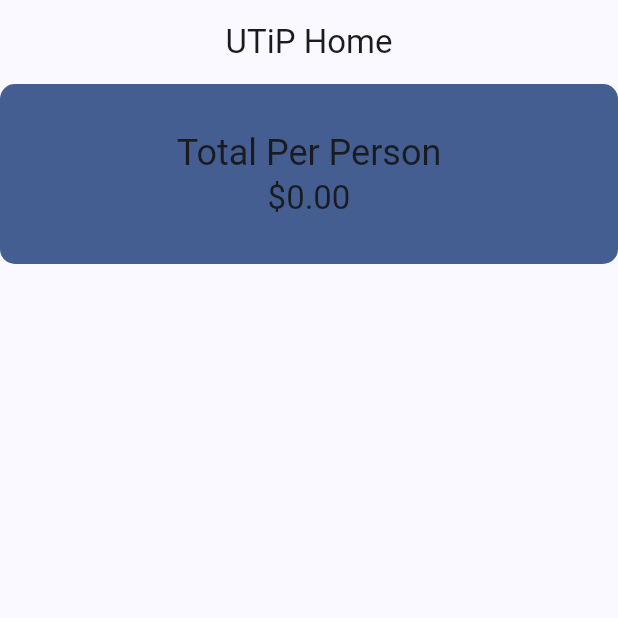
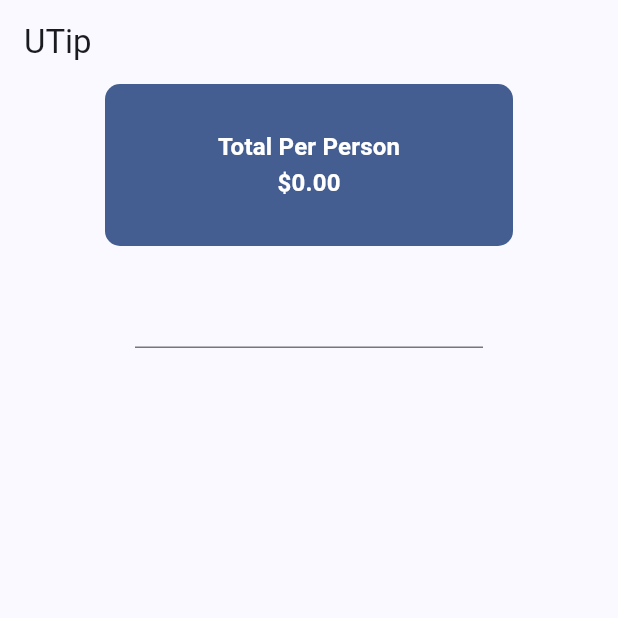
Before and after one commit to mahdawemghr/u_tip, a Flutter app: the screen it shows after launch, on a phone screen of 412 x 824 dp, the top half of it. Run offline on Flutter 3.47's test engine with Material 3 defaults, Android fonts, the phone set to English and light mode, and no system bars.

Commit message:
add more things

```diff
--- a/lib/main.dart
+++ b/lib/main.dart
@@ -30,12 +30,17 @@ class _UTipState extends State<UTip> {
   @override
   Widget build(BuildContext context) {
     var theme = Theme.of(context);
+    final style = theme.textTheme.titleMedium!.copyWith(
+      color: theme.colorScheme.onPrimary,
+      fontWeight: FontWeight.bold,
+    );
     return Scaffold(
-      appBar: AppBar(centerTitle: true, title: const Text('UTiP Home')),
+      appBar: AppBar(title: const Text('UTip')),
       body: Column(
         crossAxisAlignment: CrossAxisAlignment.stretch,
         children: [
           Container(
+            margin: const EdgeInsets.only(left: 70, right: 70),
             padding: const EdgeInsets.all(30),
             decoration: BoxDecoration(
               color: theme.colorScheme.primary,
@@ -43,12 +48,16 @@ class _UTipState extends State<UTip> {
             ),
             child: Column(
               children: [
-                Text('Total Per Person', style: theme.textTheme.headlineSmall),
-                Text('\$0.00', style: theme.textTheme.titleLarge),
+                Text('Total Per Person', style: style),
+                Text('\$0.00', style: style),
               ],
             ),
           ),
-          Container(padding: const EdgeInsets.all(20)),
+          Container(
+            margin: const EdgeInsets.only(left: 70, right: 70),
+            padding: const EdgeInsets.all(20),
+            child: TextField(keyboardType: TextInputType.number),
+          ),
         ],
       ),
     );
```
